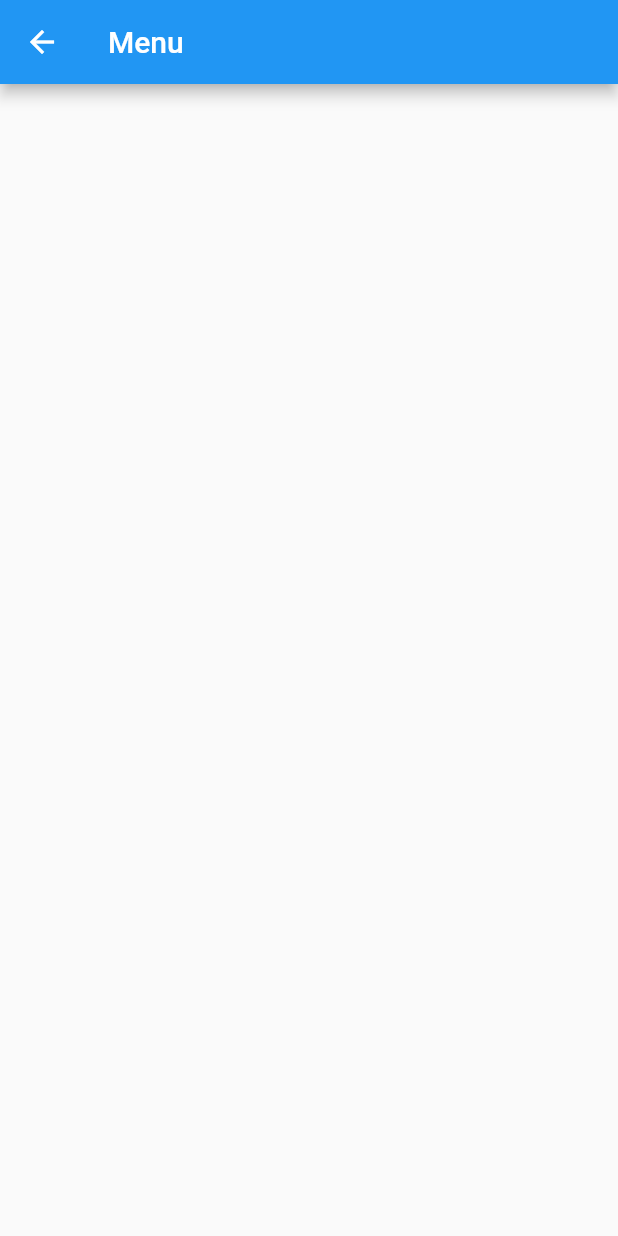
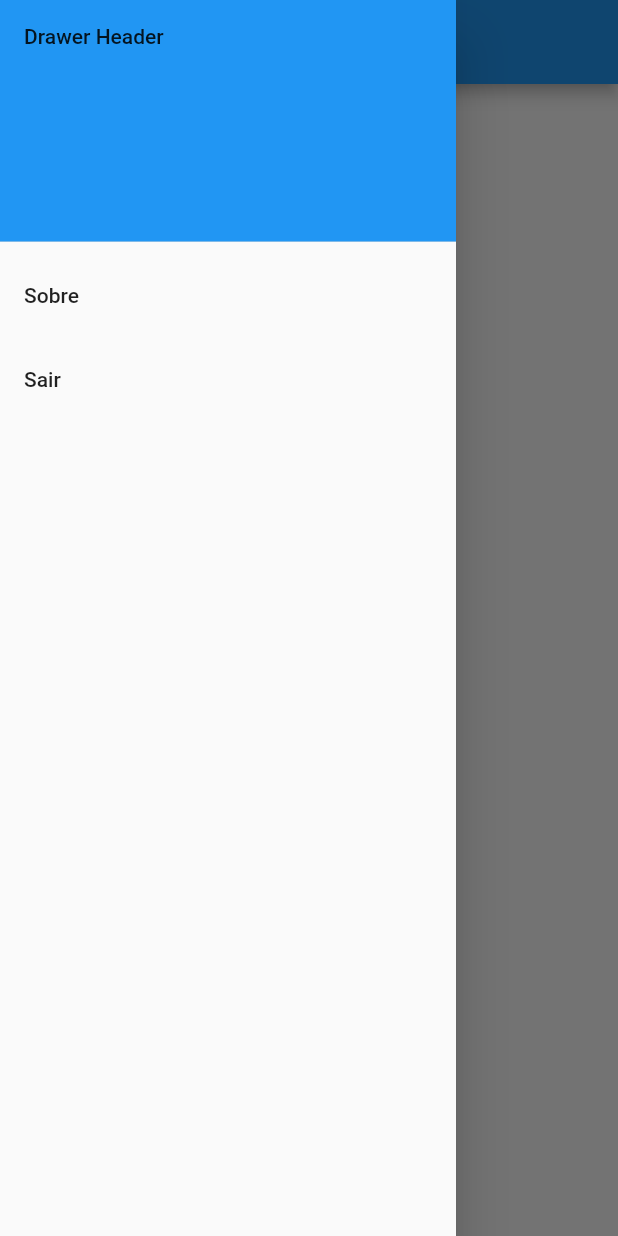
Before and after one commit to ElioPaulino/ELController, a Flutter app: the HomeTela screen opened by its route, with the side drawer open (before the commit the screen has no drawer), on a phone screen of 412 x 824 dp. Run offline on Flutter 3.47's test engine with Material 2 defaults, Android fonts, the phone set to English and light mode, and no system bars.

Commit message:
Commit terceiro

```diff
--- a/lib/view/hometela.dart
+++ b/lib/view/hometela.dart
@@ -9,7 +9,39 @@ class _HomeTelaState extends State<HomeTela> {
   @override
   Widget build(BuildContext context) {
     return Scaffold(
-      appBar: AppBar(title:Text("Menu"),),
+      appBar: AppBar(
+        title: Text("Menu"),
+        centerTitle: true,
+      ),
+      drawer: Drawer(
+        // Add a ListView to the drawer. This ensures the user can scroll
+        // through the options in the drawer if there isn't enough vertical
+        // space to fit everything.
+        child: ListView(
+          // Important: Remove any padding from the ListView.
+          padding: EdgeInsets.zero,
+          children: <Widget>[
+            DrawerHeader(
+              child: Text('Drawer Header'),
+              decoration: BoxDecoration(
+                color: Colors.blue,
+              ),
+            ),
+            ListTile(
+              title: Text('Sobre'),
+              onTap: () {
+                Navigator.pushNamed(context, '/sobre');
+              },
+            ),
+            ListTile(
+              title: Text('Sair'),
+              onTap: () {
+                Navigator.pop(context);
+              },
+            ),
+          ],
+        ),
+      ),
     );
   }
 }
```
Also changed, not shown: lib/main.dart (+9 -1 lines), lib/view/homeempresatela.dart (+47 -0 lines), lib/view/sobretela.dart (+18 -0 lines).
